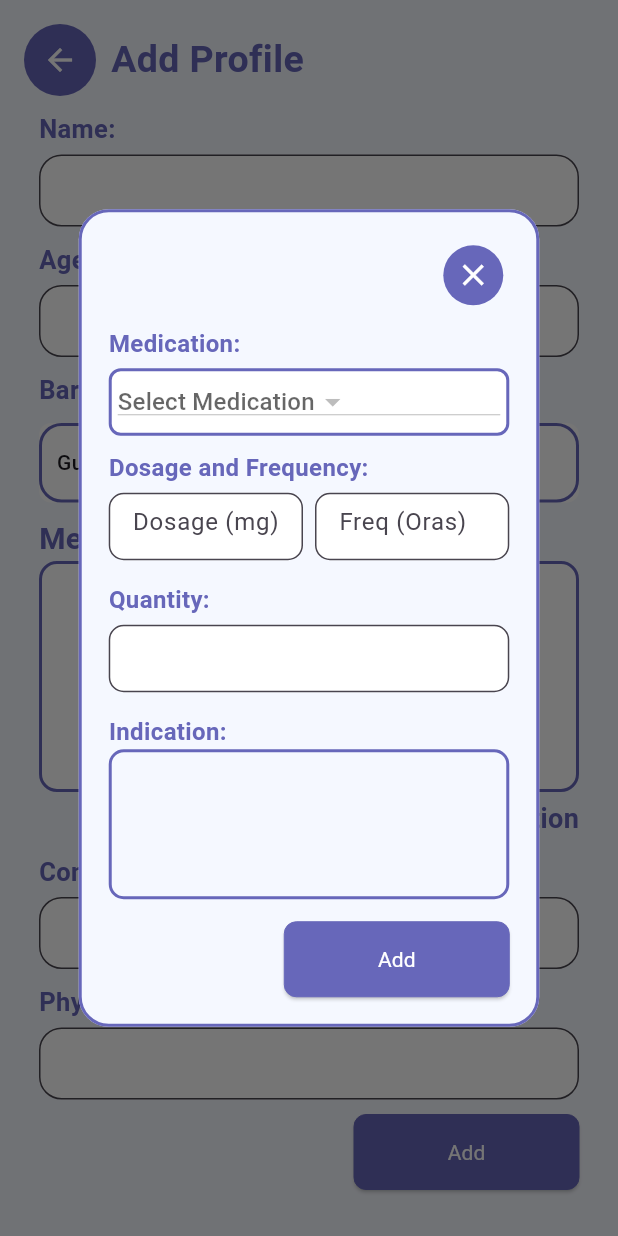
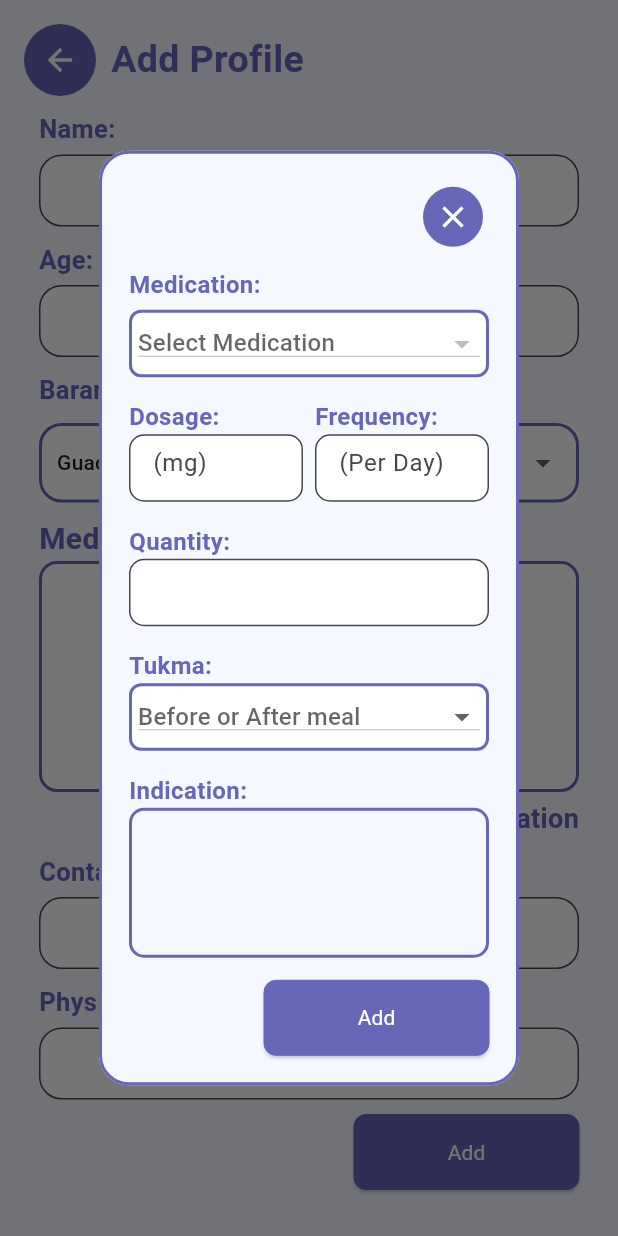
Before and after one commit to Orekidesu/Mobile-Health-App-Tambag, a Flutter app: the AddProfilePage screen opened directly, after a tap on "Add Medication", on a phone screen of 412 x 824 dp. Run offline on Flutter 3.47's test engine with Material 3 defaults, Android fonts, the phone set to English and light mode, and no system bars; our stand-ins replace cloud_firestore, firebase_auth, firebase_core, flutter_slidable, fluttertoast, font_awesome_flutter and 1 more; accounts and stored records are empty; Roboto replaces fonts that are missing (Arial).

Commit message:
Added a dropdown in the medication dialog

```diff
--- a/lib/Custom_Widgets/Add_Medication_Dialog.dart
+++ b/lib/Custom_Widgets/Add_Medication_Dialog.dart
@@ -165,6 +165,7 @@ class _AddMedicationState extends State<AddMedication> {
                       );
                     }).toList(),
                     hint: const Text('Select Medication'),
+                    isExpanded: true,
                   ),
                 ),
               ),
--- a/lib/Custom_Widgets/Add_Medication_Dialog_Profile.dart
+++ b/lib/Custom_Widgets/Add_Medication_Dialog_Profile.dart
@@ -1,6 +1,7 @@
 // Import necessary libraries
 // ignore_for_file: library_private_types_in_public_api
 
+import 'package:Tambag_Health_App/custom_widgets/Custom_dropdown.dart';
 import 'package:Tambag_Health_App/custom_widgets/Medication_info.dart';
 import 'package:cloud_firestore/cloud_firestore.dart';
 import 'package:flutter/material.dart';
@@ -33,6 +34,12 @@ class _AddMedicationProfileState extends State<AddMedicationProfile> {
 
   String? selectedMedName;
   late String selectedMedInd = '';
+
+  List<String> Tukma = [
+    'Sa dili pa mukaon',
+    'Human ug kaon',
+  ];
+  String? selectedTukma;
 
   List<MapEntry<String, String>> medicationDataList = [];
   late Map<String, String> medicationInfo;
@@ -82,6 +89,7 @@ class _AddMedicationProfileState extends State<AddMedicationProfile> {
     String dosage,
     String quantity,
     String frequency,
+    String Tukma,
   ) async {
     try {
       int requestedQuantity = int.parse(quantity);
@@ -113,8 +121,9 @@ class _AddMedicationProfileState extends State<AddMedicationProfile> {
             'dosage': '$dosage mg, tumaron ka-$frequency kada adlaw ',
             'frequency': int.parse(frequency),
             'reminder': medicationInfo['reminder'],
-            // 'contraindication': medicationInfo['contraindication'],
-            // 'diet': medicationInfo['diet'],
+            'tukma': Tukma,
+            'contraindication': medicationInfo['contraindication'],
+            'diet': medicationInfo['diet'],
           };
 
           widget.addMedicationCallback(medicationDetails);
@@ -138,7 +147,8 @@ class _AddMedicationProfileState extends State<AddMedicationProfile> {
     return selectedMedName != null &&
         dosageController.text.isNotEmpty &&
         frequencyController.text.isNotEmpty &&
-        quantityController.text.isNotEmpty;
+        quantityController.text.isNotEmpty &&
+        selectedTukma != null;
   }
 
   @override
@@ -189,6 +199,7 @@ class _AddMedicationProfileState extends State<AddMedicationProfile> {
                     );
                   }).toList(),
                   hint: const Text('Select Medication'),
+                  isExpanded: true,
                 ),
               ),
             )
@@ -197,28 +208,31 @@ class _AddMedicationProfileState extends State<AddMedicationProfile> {
         const SizedBox(
           height: 10,
         ),
+        const SizedBox(
+          height: 5,
+        ),
+        Row(
+          children: [
+            Expanded(
+                child: Column(
+              crossAxisAlignment: CrossAxisAlignment.start,
+              children: [
                 const Text(
-          'Dosage and Frequency:',
+                  'Dosage:',
                   style: TextStyle(
                     fontWeight: FontWeight.bold,
                     fontSize: 16.0,
                     color: periwinkleColor,
                   ),
                 ),
-        const SizedBox(
-          height: 5,
-        ),
-        Row(
-          children: [
-            Expanded(
-              child: SizedBox(
+                SizedBox(
                   height: 45,
                   child: TextField(
                     controller: dosageController,
                     decoration: InputDecoration(
                       filled: true,
                       fillColor: Colors.white,
-                    hintText: 'Dosage (mg)',
+                      hintText: '(mg)',
                       border: OutlineInputBorder(
                         borderRadius: BorderRadius.circular(10.0),
                         borderSide: const BorderSide(
@@ -229,17 +243,29 @@ class _AddMedicationProfileState extends State<AddMedicationProfile> {
                     ),
                   ),
                 ),
-            ),
+              ],
+            )),
             const SizedBox(width: 8.0),
             Expanded(
-              child: SizedBox(
+                child: Column(
+              crossAxisAlignment: CrossAxisAlignment.start,
+              children: [
+                const Text(
+                  'Frequency:',
+                  style: TextStyle(
+                    fontWeight: FontWeight.bold,
+                    fontSize: 16.0,
+                    color: periwinkleColor,
+                  ),
+                ),
+                SizedBox(
                   height: 45,
                   child: TextField(
                     controller: frequencyController,
                     decoration: InputDecoration(
                       filled: true,
                       fillColor: Colors.white,
-                    hintText: 'Freq (Oras)',
+                      hintText: '(Per Day)',
                       border: OutlineInputBorder(
                         borderRadius: BorderRadius.circular(10.0),
                         borderSide: const BorderSide(
@@ -250,12 +276,19 @@ class _AddMedicationProfileState extends State<AddMedicationProfile> {
                     ),
                   ),
                 ),
-            ),
+              ],
+            )),
           ],
         ),
         const SizedBox(
           height: 15,
         ),
+        Row(
+          children: [
+            Expanded(
+              child: Column(
+                crossAxisAlignment: CrossAxisAlignment.start,
+                children: [
                   const Text(
                     'Quantity:',
                     style: TextStyle(
@@ -264,13 +297,7 @@ class _AddMedicationProfileState extends State<AddMedicationProfile> {
                       color: periwinkleColor,
                     ),
                   ),
-        const SizedBox(
-          height: 5,
-        ),
-        Row(
-          children: [
-            Expanded(
-              child: SizedBox(
+                  SizedBox(
                     height: 45,
                     child: TextField(
                       controller: quantityController,
@@ -282,11 +309,63 @@ class _AddMedicationProfileState extends State<AddMedicationProfile> {
                           borderRadius: BorderRadius.circular(10.0),
                           borderSide: const BorderSide(
                             color: periwinkleColor,
-                        width: 4,
                           ),
                         ),
                       ),
                     ),
+                  ),
+                ],
+              ),
+            ),
+          ],
+        ),
+        const SizedBox(
+          height: 15,
+        ),
+        Row(
+          children: [
+            Expanded(
+              child: Column(
+                crossAxisAlignment: CrossAxisAlignment.start,
+                children: [
+                  const Text(
+                    'Tukma:',
+                    style: TextStyle(
+                      fontWeight: FontWeight.bold,
+                      fontSize: 16.0,
+                      color: periwinkleColor,
+                    ),
+                  ),
+                  Container(
+                    height: 45,
+                    padding: const EdgeInsets.all(4.0),
+                    decoration: BoxDecoration(
+                      color: Colors.white,
+                      borderRadius: BorderRadius.circular(8.0),
+                      border: Border.all(
+                        color: periwinkleColor, // Set your desired border color
+                        width: 2.0, // Set your desired border width
+                      ),
+                    ),
+                    child: DropdownButton<String>(
+                      value: selectedTukma,
+                      onChanged: (String? value) {
+                        setState(() {
+                          selectedTukma = value ?? '';
+                        });
+                      },
+                      items:
+                          Tukma.map<DropdownMenuItem<String>>((String value) {
+                        return DropdownMenuItem<String>(
+                          value: value,
+                          child: Text(value),
+                        );
+                      }).toList(),
+                      hint: const Text('Before or After meal'),
+                      isExpanded: true,
+                    ),
+                  ),
+                ],
               ),
             ),
           ],
@@ -336,6 +415,7 @@ class _AddMedicationProfileState extends State<AddMedicationProfile> {
                     dosageController.text,
                     quantityController.text,
                     frequencyController.text,
+                    selectedTukma!,
                   );
                   Navigator.pop(context);
                 } else {
--- a/lib/Custom_Widgets/Custom_dropdown.dart
+++ b/lib/Custom_Widgets/Custom_dropdown.dart
@@ -49,6 +49,7 @@ class _CustomDropdownState extends State<CustomDropdown> {
         }).toList(),
         underline: Container(),
         icon: const Icon(Icons.arrow_drop_down),
+        isExpanded: true,
       ),
     );
   }
--- a/lib/Firebase_Query/Firebase_Functions.dart
+++ b/lib/Firebase_Query/Firebase_Functions.dart
@@ -10,14 +10,16 @@ CollectionReference medicationInventoryCollection =
 
 Future<List<Patient>> getAllPatients(String userBaranggay) async {
   QuerySnapshot querySnapshot = await patientsCollection.get();
-  return querySnapshot.docs.map((DocumentSnapshot document) {
+  return querySnapshot.docs
+      .map((DocumentSnapshot document) {
         return Patient(
           id: document['id'],
           name: document['name'],
           address: document['address'],
         );
       })
-  .where((patient) => patient.address == userBaranggay).toList();
+      .where((patient) => patient.address == userBaranggay)
+      .toList();
 }
 
 Future<List<medication_inventory>> getAllMedicalInventory() async {
@@ -86,8 +88,10 @@ class DataService {
             await patientDoc.reference.collection('medications').get();
 
         int count = 0;
+
         return medicationsSubcollection.docs.map((medicationDoc) {
           count++;
+          print(medicationDoc['med_name']);
           return {
             'name': medicationDoc['med_name'],
             'dosage': medicationDoc['dosage'].toString(),
--- a/lib/Screen/Tracker.dart
+++ b/lib/Screen/Tracker.dart
@@ -163,7 +163,7 @@ class _TrackerState extends State<Tracker> {
                                       } else if (!snapshot.hasData ||
                                           snapshot.data!.isEmpty) {
                                         return const Text(
-                                            'No medication data available.');
+                                            'No medication data available. ');
                                       } else {
                                         final List<Map<String, dynamic>>
                                             medicationList = snapshot.data!;
```
Lines whose indentation alone changed are shown as unchanged.
